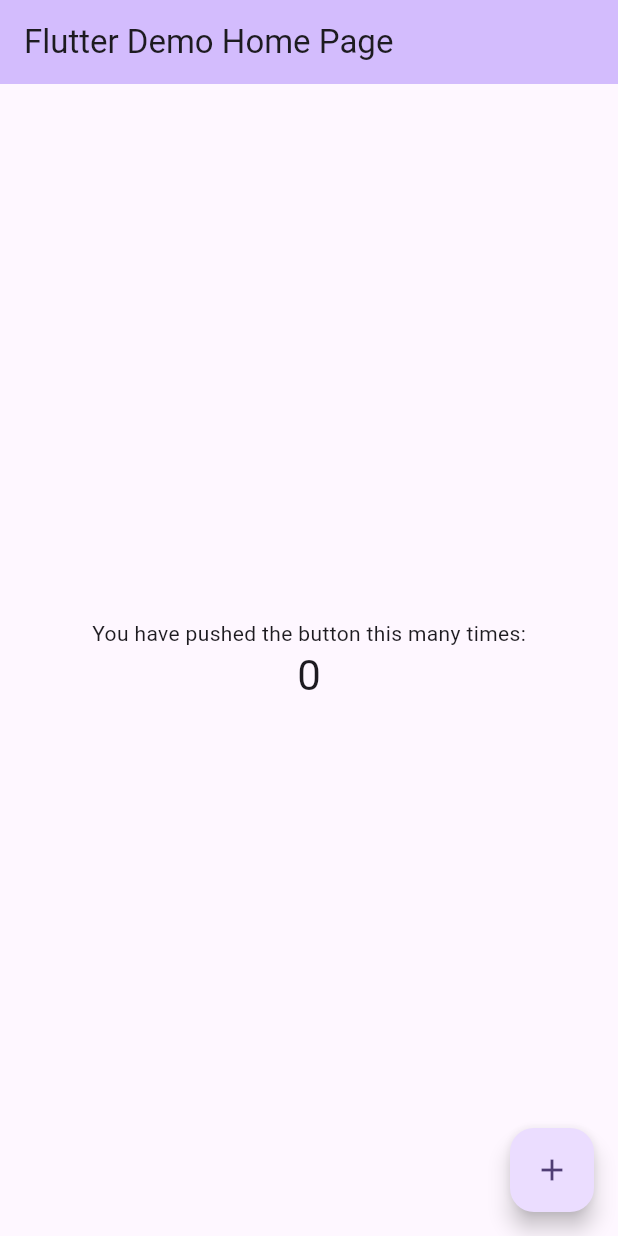
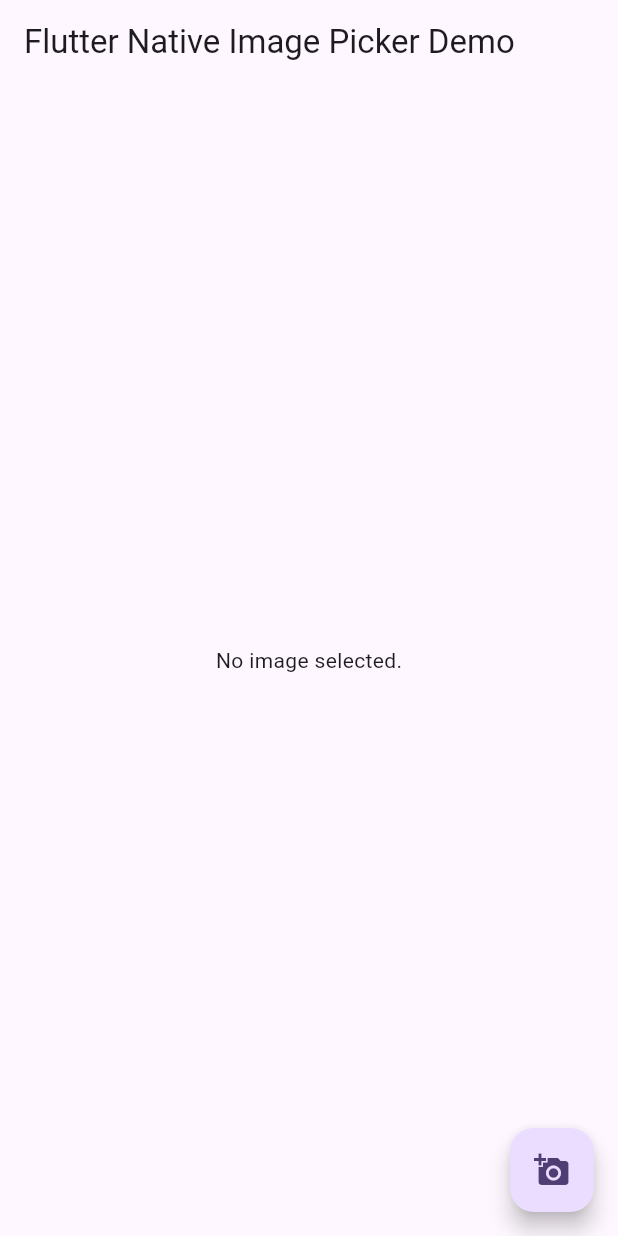
Before and after one commit to receipe-app/receipe-app, a Flutter app: the screen it shows after launch, on a phone screen of 412 x 824 dp. Run offline on Flutter 3.47's test engine with Material 3 defaults, Android fonts, the phone set to English and light mode, and no system bars.

Commit message:
kotlin updated

```diff
--- a/analysis_options.yaml
+++ b/analysis_options.yaml
@@ -7,6 +7,9 @@
 
 # The following line activates a set of recommended lints for Flutter apps,
 # packages, and plugins designed to encourage good coding practices.
+analyzer:
+  errors:
+    library_private_types_in_public_api: ignore
 include: package:flutter_lints/flutter.yaml
 
 linter:
--- a/lib/main.dart
+++ b/lib/main.dart
@@ -1,4 +1,5 @@
 import 'package:flutter/material.dart';
+import 'package:flutter/services.dart';
 
 void main() {
   runApp(const MyApp());
@@ -7,119 +8,66 @@ void main() {
 class MyApp extends StatelessWidget {
   const MyApp({super.key});
 
-  // This widget is the root of your application.
   @override
   Widget build(BuildContext context) {
     return MaterialApp(
       title: 'Flutter Demo',
       theme: ThemeData(
-        // This is the theme of your application.
-        //
-        // TRY THIS: Try running your application with "flutter run". You'll see
-        // the application has a purple toolbar. Then, without quitting the app,
-        // try changing the seedColor in the colorScheme below to Colors.green
-        // and then invoke "hot reload" (save your changes or press the "hot
-        // reload" button in a Flutter-supported IDE, or press "r" if you used
-        // the command line to start the app).
-        //
-        // Notice that the counter didn't reset back to zero; the application
-        // state is not lost during the reload. To reset the state, use hot
-        // restart instead.
-        //
-        // This works for code too, not just values: Most code changes can be
-        // tested with just a hot reload.
         colorScheme: ColorScheme.fromSeed(seedColor: Colors.deepPurple),
         useMaterial3: true,
       ),
-      home: const MyHomePage(title: 'Flutter Demo Home Page'),
+      home: const MyHomePage(),
     );
   }
 }
 
 class MyHomePage extends StatefulWidget {
-  const MyHomePage({super.key, required this.title});
-
-  // This widget is the home page of your application. It is stateful, meaning
-  // that it has a State object (defined below) that contains fields that affect
-  // how it looks.
-
-  // This class is the configuration for the state. It holds the values (in this
-  // case the title) provided by the parent (in this case the App widget) and
-  // used by the build method of the State. Fields in a Widget subclass are
-  // always marked "final".
-
-  final String title;
+  const MyHomePage({super.key});
 
   @override
-  State<MyHomePage> createState() => _MyHomePageState();
+  _MyHomePageState createState() => _MyHomePageState();
 }
 
 class _MyHomePageState extends State<MyHomePage> {
-  int _counter = 0;
+  static const platform = MethodChannel('com.example.receipe_app/image');
+  String? _imagePath;
 
-  void _incrementCounter() {
-    setState(() {
-      // This call to setState tells the Flutter framework that something has
-      // changed in this State, which causes it to rerun the build method below
-      // so that the display can reflect the updated values. If we changed
-      // _counter without calling setState(), then the build method would not be
-      // called again, and so nothing would appear to happen.
-      _counter++;
+  Future<void> _pickImage() async {
+    try {
+      await platform.invokeMethod('pickImage');
+    } on PlatformException catch (e) {
+      print("Failed to pick image: '${e.message}'.");
+    }
+  }
+
+  @override
+  void initState() {
+    super.initState();
+    platform.setMethodCallHandler((call) async {
+      if (call.method == "imagePicked") {
+        setState(() {
+          _imagePath = call.arguments;
+        });
+      }
     });
   }
 
   @override
   Widget build(BuildContext context) {
-    // This method is rerun every time setState is called, for instance as done
-    // by the _incrementCounter method above.
-    //
-    // The Flutter framework has been optimized to make rerunning build methods
-    // fast, so that you can just rebuild anything that needs updating rather
-    // than having to individually change instances of widgets.
     return Scaffold(
       appBar: AppBar(
-        // TRY THIS: Try changing the color here to a specific color (to
-        // Colors.amber, perhaps?) and trigger a hot reload to see the AppBar
-        // change color while the other colors stay the same.
-        backgroundColor: Theme.of(context).colorScheme.inversePrimary,
-        // Here we take the value from the MyHomePage object that was created by
-        // the App.build method, and use it to set our appbar title.
-        title: Text(widget.title),
+        title: const Text('Flutter Native Image Picker Demo'),
       ),
       body: Center(
-        // Center is a layout widget. It takes a single child and positions it
-        // in the middle of the parent.
-        child: Column(
-          // Column is also a layout widget. It takes a list of children and
-          // arranges them vertically. By default, it sizes itself to fit its
-          // children horizontally, and tries to be as tall as its parent.
-          //
-          // Column has various properties to control how it sizes itself and
-          // how it positions its children. Here we use mainAxisAlignment to
-          // center the children vertically; the main axis here is the vertical
-          // axis because Columns are vertical (the cross axis would be
-          // horizontal).
-          //
-          // TRY THIS: Invoke "debug painting" (choose the "Toggle Debug Paint"
-          // action in the IDE, or press "p" in the console), to see the
-          // wireframe for each widget.
-          mainAxisAlignment: MainAxisAlignment.center,
-          children: <Widget>[
-            const Text(
-              'You have pushed the button this many times:',
-            ),
-            Text(
-              '$_counter',
-              style: Theme.of(context).textTheme.headlineMedium,
-            ),
-          ],
-        ),
+        child: _imagePath == null
+            ? const Text('No image selected.')
+            : Image.network(_imagePath!),
       ),
       floatingActionButton: FloatingActionButton(
-        onPressed: _incrementCounter,
-        tooltip: 'Increment',
-        child: const Icon(Icons.add),
-      ), // This trailing comma makes auto-formatting nicer for build methods.
+        onPressed: _pickImage,
+        tooltip: 'Pick Image',
+        child: const Icon(Icons.add_a_photo),
+      ),
     );
   }
 }
```
Also changed, not shown: 1 other file.
